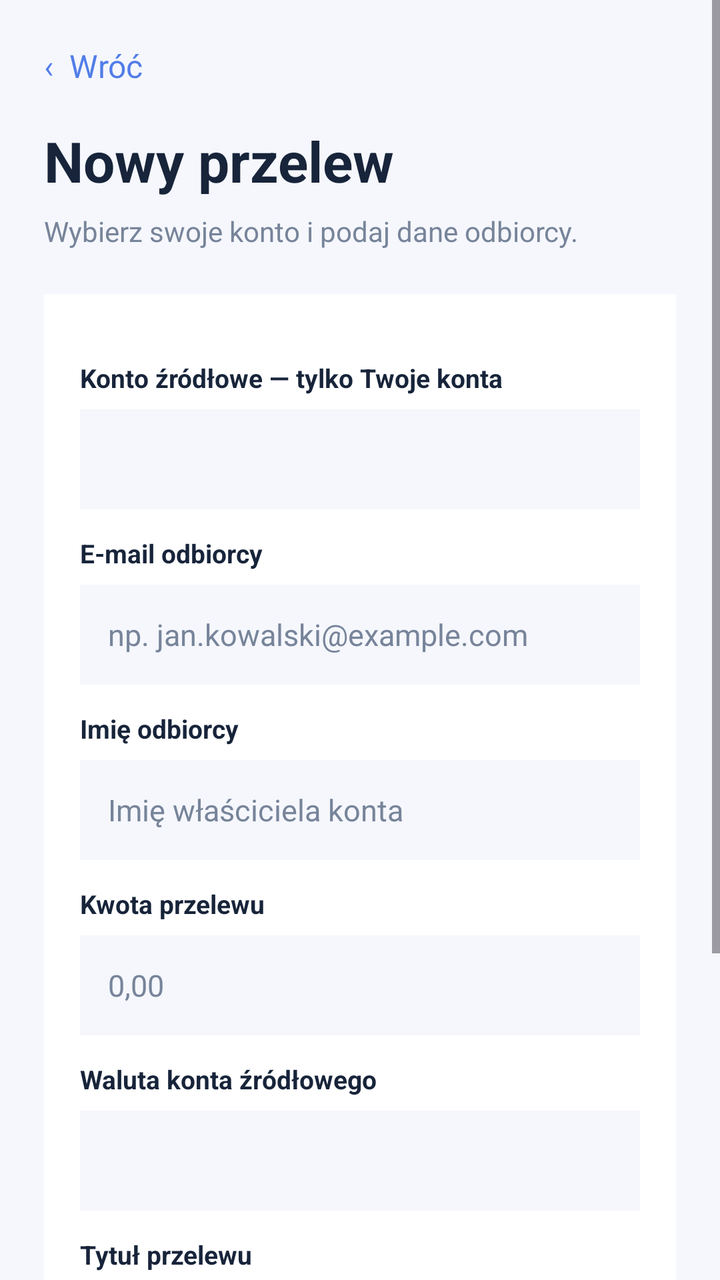
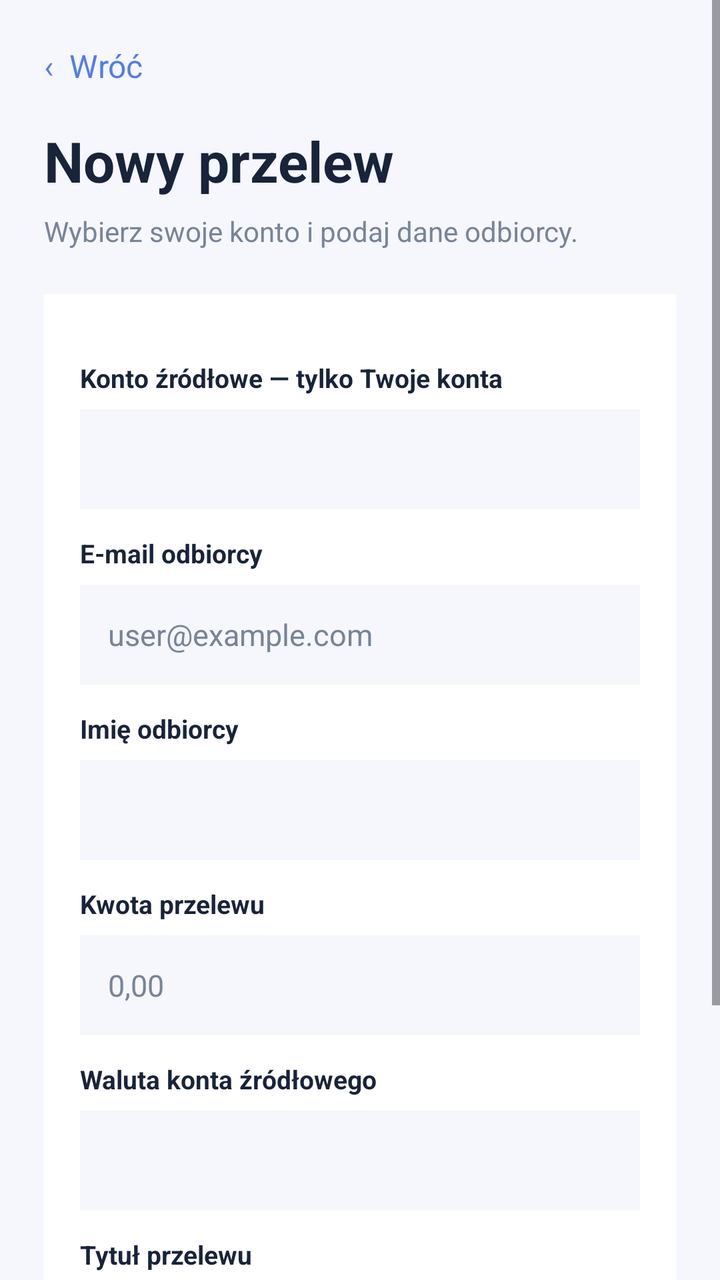

An Android layout rendered at two revisions. The XML below is the earlier revision; the diff shows what the commit changed to produce the second picture.
<!-- AndroidManifest.xml: application theme Theme.Bank3 -->
<!-- res/layout/activity_transfer.xml -->
<?xml version="1.0" encoding="utf-8"?>
<ScrollView xmlns:android="http://schemas.android.com/apk/res/android"
    android:id="@+id/transferScrollView"
    android:layout_width="match_parent"
    android:layout_height="match_parent"
    android:fillViewport="true"
    android:background="@color/theme_background">

    <LinearLayout
        android:id="@+id/transferPage"
        android:layout_width="match_parent"
        android:layout_height="wrap_content"
        android:orientation="vertical"
        android:paddingStart="22dp"
        android:paddingTop="18dp"
        android:paddingEnd="22dp"
        android:paddingBottom="28dp"
        android:background="@color/theme_background">

        <TextView
            android:id="@+id/transferBack"
            android:layout_width="wrap_content"
            android:layout_height="wrap_content"
            android:paddingTop="4dp"
            android:paddingBottom="18dp"
            android:text="‹  Wróć"
            android:textColor="@color/theme_accent"
            android:textSize="16sp" />

        <TextView
            android:id="@+id/transferHeading"
            android:layout_width="match_parent"
            android:layout_height="wrap_content"
            android:text="Nowy przelew"
            android:textColor="@color/theme_text"
            android:textSize="28sp"
            android:textStyle="bold" />

        <TextView
            android:id="@+id/transferSubtitle"
            android:layout_width="match_parent"
            android:layout_height="wrap_content"
            android:layout_marginTop="7dp"
            android:layout_marginBottom="22dp"
            android:text="Wybierz swoje konto i podaj dane odbiorcy."
            android:textColor="@color/theme_text_secondary"
            android:textSize="14sp" />

        <LinearLayout
            android:id="@+id/transferFormCard"
            android:layout_width="match_parent"
            android:layout_height="wrap_content"
            android:orientation="vertical"
            android:paddingStart="18dp"
            android:paddingTop="20dp"
            android:paddingEnd="18dp"
            android:paddingBottom="20dp"
            android:background="@color/theme_surface">

            <TextView
                android:id="@+id/sourceAccountLabel"
                android:layout_width="match_parent"
                android:layout_height="wrap_content"
                android:layout_marginTop="13dp"
                android:layout_marginBottom="7dp"
                android:text="Konto źródłowe — tylko Twoje konta"
                android:textColor="@color/theme_text"
                android:textSize="13sp"
                android:textStyle="bold" />

            <Spinner
                android:id="@+id/sourceAccountSpinner"
                android:layout_width="match_parent"
                android:layout_height="50dp"
                android:paddingStart="8dp"
                android:paddingTop="3dp"
                android:paddingEnd="8dp"
                android:paddingBottom="3dp"
                android:background="@color/theme_background"
                android:enabled="false" />

            <TextView
                android:id="@+id/destinationAccountLabel"
                android:layout_width="match_parent"
                android:layout_height="wrap_content"
                android:layout_marginTop="13dp"
                android:layout_marginBottom="7dp"
                android:text="E-mail odbiorcy"
                android:textColor="@color/theme_text"
                android:textSize="13sp"
                android:textStyle="bold" />

            <EditText
                android:id="@+id/destinationAccountInput"
                android:layout_width="match_parent"
                android:layout_height="50dp"
                android:background="@color/theme_background"
                android:hint="np. jan.kowalski@example.com"
                android:inputType="textEmailAddress"
                android:paddingStart="14dp"
                android:paddingEnd="14dp"
                android:singleLine="true"
                android:textColor="@color/theme_text"
                android:textColorHint="@color/theme_text_secondary"
                android:textSize="15sp" />

            <TextView
                android:id="@+id/recipientNameLabel"
                android:layout_width="match_parent"
                android:layout_height="wrap_content"
                android:layout_marginTop="13dp"
                android:layout_marginBottom="7dp"
                android:text="Imię odbiorcy"
                android:textColor="@color/theme_text"
                android:textSize="13sp"
                android:textStyle="bold" />

            <EditText
                android:id="@+id/recipientNameInput"
                android:layout_width="match_parent"
                android:layout_height="50dp"
                android:background="@color/theme_background"
                android:hint="Imię właściciela konta"
                android:inputType="textCapWords"
                android:paddingStart="14dp"
                android:paddingEnd="14dp"
                android:singleLine="true"
                android:textColor="@color/theme_text"
                android:textColorHint="@color/theme_text_secondary"
                android:textSize="15sp" />

            <TextView
                android:id="@+id/amountLabel"
                android:layout_width="match_parent"
                android:layout_height="wrap_content"
                android:layout_marginTop="13dp"
                android:layout_marginBottom="7dp"
                android:text="Kwota przelewu"
                android:textColor="@color/theme_text"
                android:textSize="13sp"
                android:textStyle="bold" />

            <EditText
                android:id="@+id/amountInput"
                android:layout_width="match_parent"
                android:layout_height="50dp"
                android:background="@color/theme_background"
                android:hint="0,00"
                android:inputType="numberDecimal"
                android:paddingStart="14dp"
                android:paddingEnd="14dp"
                android:singleLine="true"
                android:textColor="@color/theme_text"
                android:textColorHint="@color/theme_text_secondary"
                android:textSize="15sp" />

            <TextView
                android:id="@+id/currencyLabel"
                android:layout_width="match_parent"
                android:layout_height="wrap_content"
                android:layout_marginTop="13dp"
                android:layout_marginBottom="7dp"
                android:text="Waluta konta źródłowego"
                android:textColor="@color/theme_text"
                android:textSize="13sp"
                android:textStyle="bold" />

            <Spinner
                android:id="@+id/currencySpinner"
                android:layout_width="match_parent"
                android:layout_height="50dp"
                android:paddingStart="8dp"
                android:paddingTop="3dp"
                android:paddingEnd="8dp"
                android:paddingBottom="3dp"
                android:background="@color/theme_background"
                android:enabled="false" />

            <TextView
                android:id="@+id/titleLabel"
                android:layout_width="match_parent"
                android:layout_height="wrap_content"
                android:layout_marginTop="13dp"
                android:layout_marginBottom="7dp"
                android:text="Tytuł przelewu"
                android:textColor="@color/theme_text"
                android:textSize="13sp"
                android:textStyle="bold" />

            <EditText
                android:id="@+id/titleInput"
                android:layout_width="match_parent"
                android:layout_height="50dp"
                android:background="@color/theme_background"
                android:hint="Np. Rachunki za październik"
                android:inputType="textCapSentences"
                android:paddingStart="14dp"
                android:paddingEnd="14dp"
                android:singleLine="true"
                android:textColor="@color/theme_text"
                android:textColorHint="@color/theme_text_secondary"
                android:textSize="15sp" />

            <TextView
                android:id="@+id/transferHint"
                android:layout_width="match_parent"
                android:layout_height="wrap_content"
                android:layout_marginTop="14dp"
                android:text="Odbiorca musi mieć konto w tej samej walucie. Backend wymaga 26-cyfrowego numeru konta."
                android:textColor="@color/theme_text_secondary"
                android:textSize="12sp" />
        </LinearLayout>

        <Button
            android:id="@+id/submitTransferButton"
            android:layout_width="match_parent"
            android:layout_height="54dp"
            android:layout_marginTop="20dp"
            android:background="@color/theme_accent"
            android:text="PRZELEJ"
            android:textColor="@color/white"
            android:textSize="15sp" />

    </LinearLayout>
</ScrollView>
<!-- resources referenced by this layout -->
<resources>
  <color name="theme_accent">#527DE8</color>
  <color name="theme_background">#F5F7FC</color>
  <color name="theme_surface">#FFFFFF</color>
  <color name="theme_text">#17243A</color>
  <color name="theme_text_secondary">#77849A</color>
  <color name="white">#FFFFFFFF</color>
  <style name="Theme.Bank3" parent="Base.Theme.Bank3" />
  <style name="Base.Theme.Bank3" parent="Theme.Material3.Light.NoActionBar">
  
          <item name="colorPrimary">@color/theme_primary</item>
          <item name="colorOnPrimary">@color/theme_on_primary</item>
  
          <item name="colorSecondary">@color/theme_accent</item>
          <item name="colorOnSecondary">@color/theme_on_primary</item>
  
          <item name="android:colorBackground">@color/theme_background</item>
          <item name="colorSurface">@color/theme_surface</item>
          <item name="colorOnSurface">@color/theme_text</item>
  
          <item name="android:statusBarColor">@color/theme_background</item>
          <item name="android:navigationBarColor">@color/theme_background</item>
  
          <item name="android:windowLightStatusBar">true</item>
          <item name="android:windowLightNavigationBar">true</item>
      </style>
  <color name="theme_primary">#2457C5</color>
  <color name="theme_on_primary">#FFFFFF</color>
</resources>

<!-- the commit's change to res/layout/activity_transfer.xml (unified diff, before → after) -->
@@ -95,7 +95,7 @@
                 android:layout_width="match_parent"
                 android:layout_height="50dp"
                 android:background="@color/theme_background"
-                android:hint="np. jan.kowalski@example.com"
+                android:hint="user@example.com"
                 android:inputType="textEmailAddress"
                 android:paddingStart="14dp"
                 android:paddingEnd="14dp"
@@ -120,7 +120,7 @@
                 android:layout_width="match_parent"
                 android:layout_height="50dp"
                 android:background="@color/theme_background"
-                android:hint="Imię właściciela konta"
+                android:hint=""
                 android:inputType="textCapWords"
                 android:paddingStart="14dp"
                 android:paddingEnd="14dp"
@@ -192,7 +192,7 @@
                 android:layout_width="match_parent"
                 android:layout_height="50dp"
                 android:background="@color/theme_background"
-                android:hint="Np. Rachunki za październik"
+                android:hint=""
                 android:inputType="textCapSentences"
                 android:paddingStart="14dp"
                 android:paddingEnd="14dp"
@@ -201,14 +201,6 @@
                 android:textColorHint="@color/theme_text_secondary"
                 android:textSize="15sp" />
 
-            <TextView
-                android:id="@+id/transferHint"
-                android:layout_width="match_parent"
-                android:layout_height="wrap_content"
-                android:layout_marginTop="14dp"
-                android:text="Odbiorca musi mieć konto w tej samej walucie. Backend wymaga 26-cyfrowego numeru konta."
-                android:textColor="@color/theme_text_secondary"
-                android:textSize="12sp" />
         </LinearLayout>
 
         <Button
